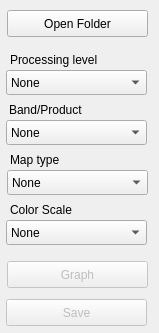
The window that titiQt/ui/orbitsMenu.ui (emilopez/titi) describes before a commit, drawn with Qt 5.
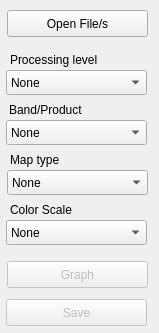
The same window after the commit.

Diff of the .ui file:
```diff
--- a/titiQt/ui/orbitsMenu.ui
+++ b/titiQt/ui/orbitsMenu.ui
@@ -23,7 +23,7 @@
     </rect>
    </property>
    <property name="text">
-    <string>Open Folder</string>
+    <string>Open File/s</string>
    </property>
   </widget>
   <widget class="QLabel" name="label">
```
